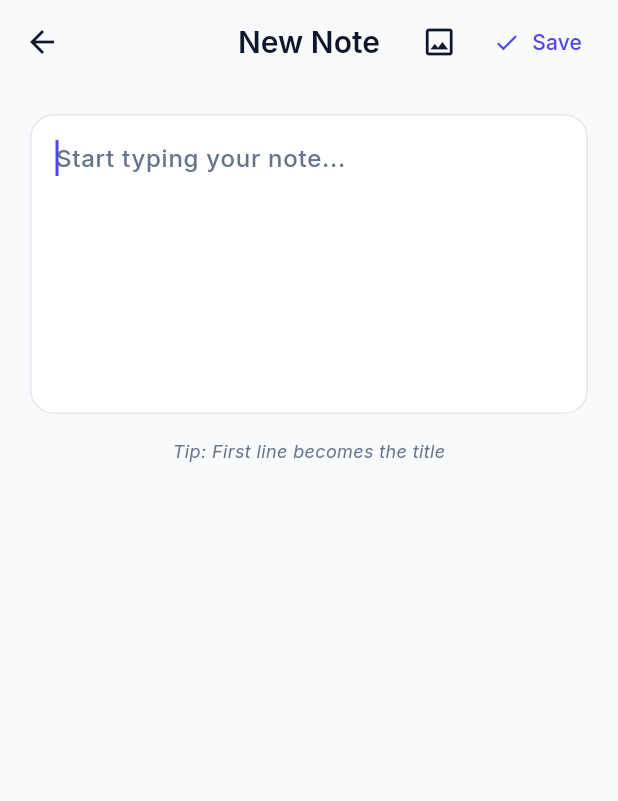
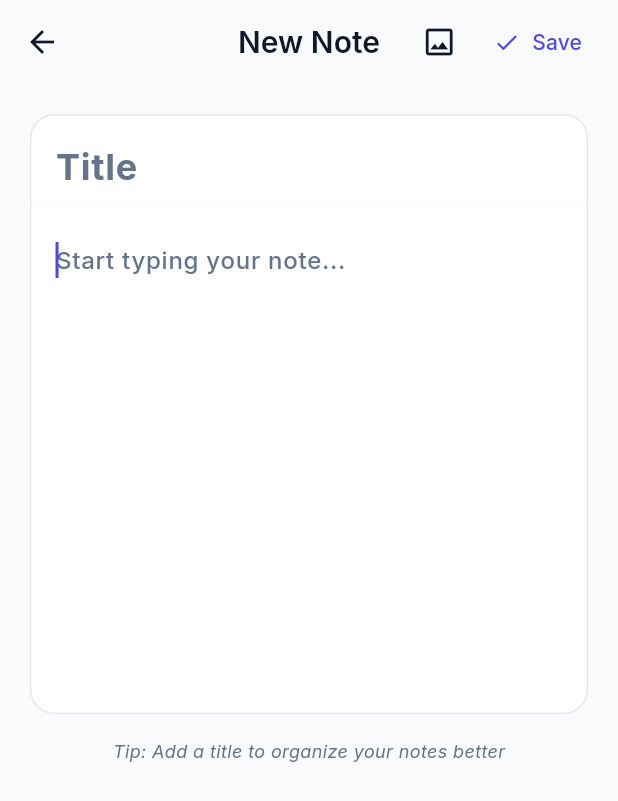
Before and after one commit to haddadiheb1/JustSayIt, a Flutter app: the NoteEditorScreen screen opened directly, after a tap on "Save", on a phone screen of 412 x 824 dp. Shown: the top 801 px of the screen. Run offline on Flutter 3.47's test engine with Material 3 defaults, Android fonts, the phone set to English and light mode, and no system bars; our stand-ins replace animated_list_plus, flutter_animate, flutter_local_notifications, flutter_riverpod, flutter_timezone, freezed_annotation and 10 more; missing offline and left inert: home_widget; accounts and stored records are empty; generated files the repository leaves out were written again.

Commit message:
fixing note screen issues

```diff
--- a/lib/data/models/note_model.dart
+++ b/lib/data/models/note_model.dart
@@ -18,16 +18,18 @@ class NoteModel extends HiveObject {
   });
 
   factory NoteModel.create(
-      {required String content, List<String> images = const []}) {
+      {required String content,
+      String title = '',
+      List<String> images = const []}) {
     final now = DateTime.now();
-    final lines = content.trim().split('\n');
-    final title = lines.first.isEmpty
-        ? (content.length > 50 ? '${content.substring(0, 50)}...' : content)
-        : lines.first;
+    // Use provided title or fallback to extracting from content
+    final finalTitle = title.isNotEmpty
+        ? title
+        : (content.trim().split('\n').firstOrNull ?? 'New Note');
 
     return NoteModel(
       id: now.millisecondsSinceEpoch.toString(),
-      title: title,
+      title: finalTitle,
       content: content,
       createdAt: now,
       updatedAt: now,
--- a/lib/presentation/screens/note_editor_screen.dart
+++ b/lib/presentation/screens/note_editor_screen.dart
@@ -19,6 +19,7 @@ class NoteEditorScreen extends ConsumerStatefulWidget {
 
 class _NoteEditorScreenState extends ConsumerState<NoteEditorScreen> {
   late final TextEditingController _contentController;
+  late final TextEditingController _titleController;
   final List<String> _selectedImages = [];
   bool _isEditing = false;
   final ImagePicker _picker = ImagePicker();
@@ -28,6 +29,7 @@ class _NoteEditorScreenState extends ConsumerState<NoteEditorScreen> {
     super.initState();
     _contentController =
         TextEditingController(text: widget.note?.content ?? '');
+    _titleController = TextEditingController(text: widget.note?.title ?? '');
     _isEditing = widget.note != null;
     if (widget.note?.images != null) {
       _selectedImages.addAll(widget.note!.images);
@@ -37,6 +39,7 @@ class _NoteEditorScreenState extends ConsumerState<NoteEditorScreen> {
   @override
   void dispose() {
     _contentController.dispose();
+    _titleController.dispose();
     super.dispose();
   }
 
@@ -80,23 +83,20 @@ class _NoteEditorScreenState extends ConsumerState<NoteEditorScreen> {
     }
 
     final String content = _contentController.text.trim();
+    final String title = _titleController.text.trim();
     final List<String> images = List.from(_selectedImages);
 
     if (_isEditing && widget.note != null) {
-      final lines = content.split('\n');
-      final title = lines.first.isEmpty
-          ? (content.length > 50 ? '${content.substring(0, 50)}...' : content)
-          : lines.first;
-
       final updatedNote = widget.note!.copyWith(
-        title: title.isEmpty ? 'Image Note' : title,
+        title: title.isEmpty ? 'Untitled Note' : title,
         content: content,
         images: images,
         updatedAt: DateTime.now(),
       );
       ref.read(updateNoteProvider(updatedNote));
     } else {
-      final note = NoteModel.create(content: content, images: images);
+      final note =
+          NoteModel.create(title: title, content: content, images: images);
       ref.read(addNoteProvider(note));
     }
 
@@ -158,7 +158,32 @@ class _NoteEditorScreenState extends ConsumerState<NoteEditorScreen> {
                 borderRadius: BorderRadius.circular(16),
                 border: Border.all(color: Theme.of(context).dividerColor),
               ),
-              child: TextField(
+              child: Column(
+                children: [
+                  TextField(
+                    controller: _titleController,
+                    enabled: true, // Only allow editing if proper
+                    decoration: const InputDecoration(
+                      hintText: 'Title',
+                      border: InputBorder.none,
+                      contentPadding: EdgeInsets.fromLTRB(16, 16, 16, 0),
+                      hintStyle: TextStyle(
+                        color: AppTheme.textSecondary,
+                        fontSize: 24,
+                        fontWeight: FontWeight.bold,
+                      ),
+                    ),
+                    style: TextStyle(
+                      fontSize: 24,
+                      fontWeight: FontWeight.bold,
+                      color: Theme.of(context).colorScheme.onSurface,
+                    ),
+                  ),
+                  Divider(
+                      color: Theme.of(context)
+                          .dividerColor
+                          .withValues(alpha: 0.2)),
+                  TextField(
                     controller: _contentController,
                     autofocus: !_isEditing,
                     maxLines: null,
@@ -175,6 +200,8 @@ class _NoteEditorScreenState extends ConsumerState<NoteEditorScreen> {
                       height: 1.5,
                       color: Theme.of(context).colorScheme.onSurface,
                     ),
+                  ),
+                ],
               ),
             ),
             if (_selectedImages.isNotEmpty) ...[
@@ -230,7 +257,7 @@ class _NoteEditorScreenState extends ConsumerState<NoteEditorScreen> {
             ],
             const SizedBox(height: 16),
             Text(
-              'Tip: ${_isEditing ? "Swipe left on a note to delete it quickly" : "First line becomes the title"}',
+              'Tip: ${_isEditing ? "Swipe left on a note to delete it quickly" : "Add a title to organize your notes better"}',
               style: TextStyle(
                 fontSize: 12,
                 color: AppTheme.textSecondary,
```
Also changed, not shown: lib/presentation/widgets/note_card.dart (+38 -15 lines). Lines whose indentation alone changed are shown as unchanged.
